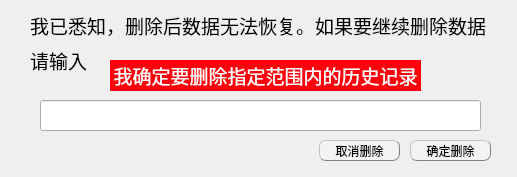
First picture: the form in confirmhisdeletedialog.ui, repository EsZHU/QtExamSystem, before the edit.
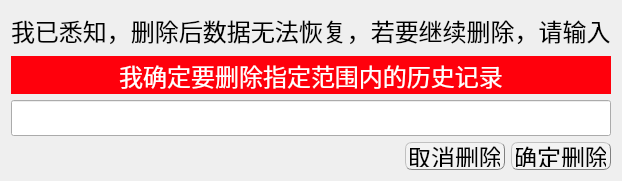
Second picture: the form after the edit.

Commit message: 完善：删除不需要的界面|改变字体大小（大）

Diff of the .ui file:
```diff
--- a/confirmhisdeletedialog.ui
+++ b/confirmhisdeletedialog.ui
@@ -9,58 +9,86 @@
    <rect>
     <x>0</x>
     <y>0</y>
-    <width>517</width>
-    <height>177</height>
+    <width>530</width>
+    <height>181</height>
    </rect>
   </property>
   <property name="windowTitle">
    <string>Dialog</string>
   </property>
+  <layout class="QGridLayout" name="gridLayout">
+   <item row="5" column="3">
+    <widget class="QPushButton" name="yesButton">
+     <property name="minimumSize">
+      <size>
+       <width>100</width>
+       <height>28</height>
+      </size>
+     </property>
+     <property name="maximumSize">
+      <size>
+       <width>100</width>
+       <height>28</height>
+      </size>
+     </property>
+     <property name="font">
+      <font>
+       <pointsize>18</pointsize>
+      </font>
+     </property>
+     <property name="styleSheet">
+      <string notr="true">QPushButton{background-color: rgb(243, 243, 243);border:0.5px groove gray;border-radius:7px;padding:2px 4px;border-style: outset;}
+QPushButton:hover{background-color:rgb(229, 241, 251); color: black;}
+QPushButton:pressed{background-color:rgb(191, 190, 192);border-style: inset;}</string>
+     </property>
+     <property name="text">
+      <string>确定删除</string>
+     </property>
+    </widget>
+   </item>
+   <item row="0" column="0" colspan="4">
   <widget class="QLabel" name="label">
-   <property name="geometry">
-    <rect>
-     <x>30</x>
-     <y>10</y>
-     <width>461</width>
-     <height>31</height>
-    </rect>
-   </property>
    <property name="font">
     <font>
-     <pointsize>14</pointsize>
+       <pointsize>18</pointsize>
     </font>
    </property>
    <property name="text">
-    <string>我已悉知，删除后数据无法恢复。如果要继续删除数据</string>
-   </property>
-  </widget>
-  <widget class="QLabel" name="label_2">
-   <property name="geometry">
-    <rect>
-     <x>30</x>
-     <y>50</y>
-     <width>58</width>
-     <height>21</height>
-    </rect>
-   </property>
+      <string>我已悉知，删除后数据无法恢复，若要继续删除，请输入</string>
+     </property>
+    </widget>
+   </item>
+   <item row="5" column="2">
+    <widget class="QPushButton" name="noButton">
+     <property name="minimumSize">
+      <size>
+       <width>100</width>
+       <height>28</height>
+      </size>
+     </property>
+     <property name="maximumSize">
+      <size>
+       <width>100</width>
+       <height>28</height>
+      </size>
+     </property>
    <property name="font">
     <font>
-     <pointsize>14</pointsize>
-    </font>
-   </property>
+       <pointsize>18</pointsize>
+      </font>
+     </property>
+     <property name="styleSheet">
+      <string notr="true">QPushButton{background-color: rgb(243, 243, 243);border:0.5px groove gray;border-radius:7px;padding:2px 4px;border-style: outset;}
+QPushButton:hover{background-color:rgb(229, 241, 251); color: black;}
+QPushButton:pressed{background-color:rgb(191, 190, 192);border-style: inset;}</string>
+     </property>
    <property name="text">
-    <string>请输入</string>
-   </property>
-  </widget>
+      <string>取消删除</string>
+     </property>
+    </widget>
+   </item>
+   <item row="2" column="0" colspan="4">
   <widget class="QLineEdit" name="confirmEdit">
-   <property name="geometry">
-    <rect>
-     <x>40</x>
-     <y>100</y>
-     <width>441</width>
-     <height>31</height>
-    </rect>
-   </property>
    <property name="font">
     <font>
      <pointsize>18</pointsize>
@@ -70,18 +98,25 @@
     <string/>
    </property>
   </widget>
+   </item>
+   <item row="5" column="0" colspan="2">
+    <spacer name="horizontalSpacer">
+     <property name="orientation">
+      <enum>Qt::Horizontal</enum>
+     </property>
+     <property name="sizeHint" stdset="0">
+      <size>
+       <width>40</width>
+       <height>20</height>
+      </size>
+     </property>
+    </spacer>
+   </item>
+   <item row="1" column="0" colspan="4">
   <widget class="QLabel" name="label_3">
-   <property name="geometry">
-    <rect>
-     <x>110</x>
-     <y>60</y>
-     <width>311</width>
-     <height>31</height>
-    </rect>
-   </property>
    <property name="font">
     <font>
-     <pointsize>14</pointsize>
+       <pointsize>18</pointsize>
     </font>
    </property>
    <property name="styleSheet">
@@ -96,42 +131,8 @@
     <set>Qt::AlignCenter</set>
    </property>
   </widget>
-  <widget class="QPushButton" name="yesButton">
-   <property name="geometry">
-    <rect>
-     <x>410</x>
-     <y>140</y>
-     <width>81</width>
-     <height>21</height>
-    </rect>
-   </property>
-   <property name="styleSheet">
-    <string notr="true">QPushButton{background-color: rgb(243, 243, 243);border:0.5px groove gray;border-radius:7px;padding:2px 4px;border-style: outset;}
-QPushButton:hover{background-color:rgb(229, 241, 251); color: black;}
-QPushButton:pressed{background-color:rgb(191, 190, 192);border-style: inset;}</string>
-   </property>
-   <property name="text">
-    <string>确定删除</string>
-   </property>
-  </widget>
-  <widget class="QPushButton" name="noButton">
-   <property name="geometry">
-    <rect>
-     <x>319</x>
-     <y>140</y>
-     <width>81</width>
-     <height>21</height>
-    </rect>
-   </property>
-   <property name="styleSheet">
-    <string notr="true">QPushButton{background-color: rgb(243, 243, 243);border:0.5px groove gray;border-radius:7px;padding:2px 4px;border-style: outset;}
-QPushButton:hover{background-color:rgb(229, 241, 251); color: black;}
-QPushButton:pressed{background-color:rgb(191, 190, 192);border-style: inset;}</string>
-   </property>
-   <property name="text">
-    <string>取消删除</string>
-   </property>
-  </widget>
+   </item>
+  </layout>
  </widget>
  <resources/>
  <connections/>
```
Lines whose indentation alone changed are shown as unchanged. The commit also changes 24 other files.
